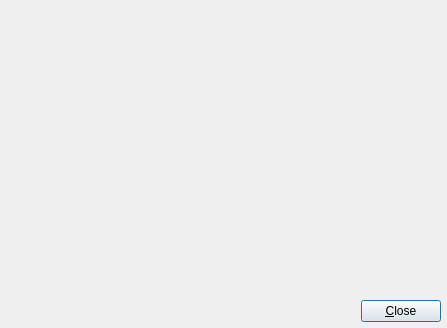
This is src/aboutwindow.ui in luigivieira/CamTest as Qt 5 draws it before an edit. The edited form follows.
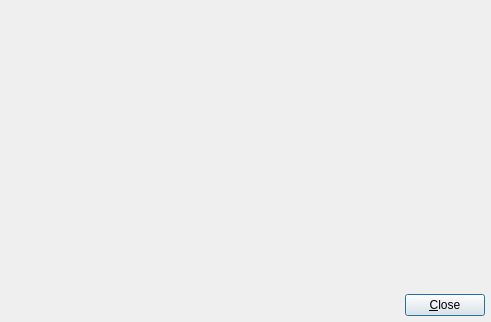
This is the edited form.

Commit message: Another attempt to fix the scrollarea in the about dialog

What changed in the file:
```diff
--- a/src/aboutwindow.ui
+++ b/src/aboutwindow.ui
@@ -9,8 +9,8 @@
    <rect>
     <x>0</x>
     <y>0</y>
-    <width>447</width>
-    <height>328</height>
+    <width>491</width>
+    <height>322</height>
    </rect>
   </property>
   <property name="sizePolicy">
```
The commit also changes 1 other file.
